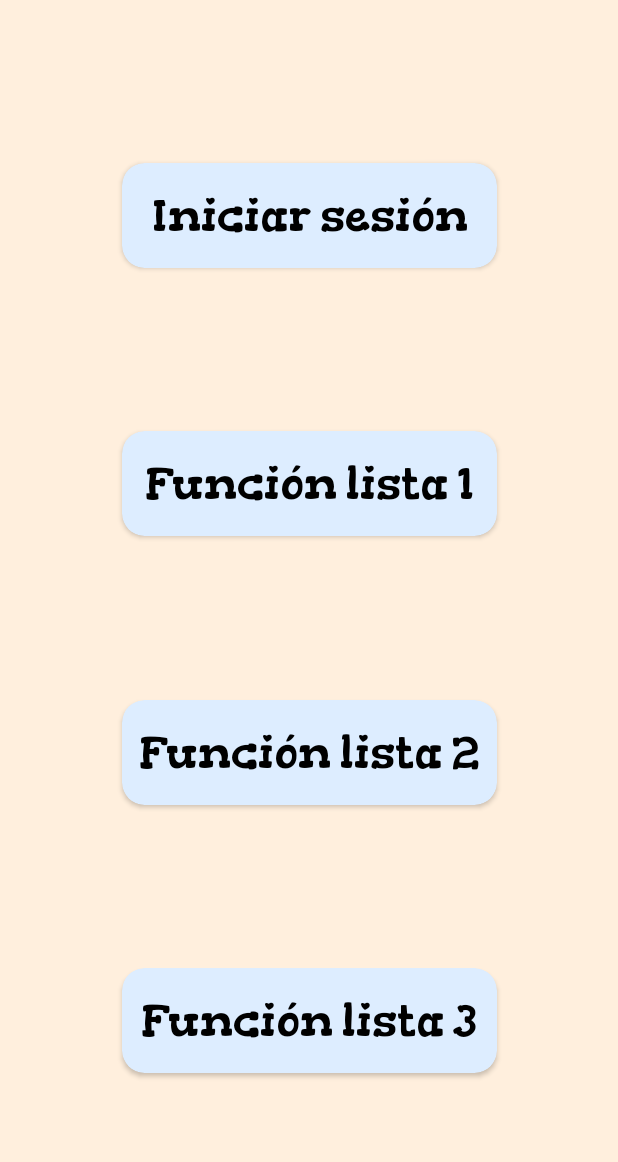
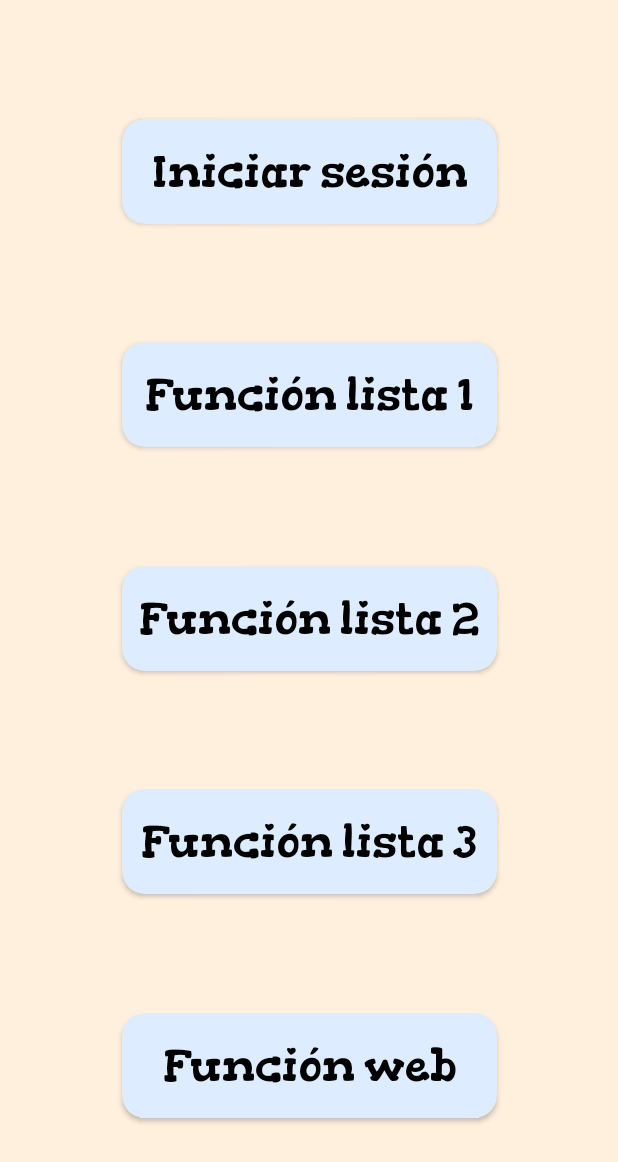
Before and after one commit to alexito8473/TrabajoAndroid, an Android app: the screen it shows after launch (MenuActivity), after a tap on "ACCEDER AL MENU", on a phone screen of 412 x 824 dp. Shown: the top 1162 px of the screen. Run offline under Robolectric (Android 15) with nearby library versions, the phone set to English and light mode, and no system bars; 2 other taps on this screen came first.

```diff
--- a/app/src/main/java/com/example/trabajoandroid/Comida.kt
+++ b/app/src/main/java/com/example/trabajoandroid/Comida.kt
@@ -10,8 +10,8 @@ class Comida : Serializable {
     private var descripcion: String
     private var isBebida: Boolean
     private var isPostre: Boolean
-
-    constructor(nombre: String,tieneCarne: Boolean,imagenComida: Int,precio: Double,descripcion: String,isBebida: Boolean,isPostre: Boolean) {
+    private var videoPath: String
+    constructor(nombre: String,tieneCarne: Boolean,imagenComida: Int,precio: Double,descripcion: String,isBebida: Boolean,isPostre: Boolean,videoPath: String) {
         this.nombre = nombre
         this.tieneCarne=tieneCarne
         this.imagenComida=imagenComida
@@ -19,6 +19,7 @@ class Comida : Serializable {
         this.descripcion=descripcion
         this.isBebida=isBebida
         this.isPostre=isPostre
+        this.videoPath=videoPath
     }
 
     fun getNombre(): String {
--- a/app/src/main/java/com/example/trabajoandroid/ListaComida.kt
+++ b/app/src/main/java/com/example/trabajoandroid/ListaComida.kt
@@ -15,7 +15,8 @@ class ListaComida {
                 12.2,
                 context.getString(string.Descrip_scones),
                 false,
-                false
+                false,
+                "https://media.istockphoto.com/id/1318392281/es/v%C3%ADdeo/scone-integral-en-la-bandeja-para-hornear-listo-para-hornear.mp4?s=mp4-640x640-is&k=20&c=GPTlBSEUgbgplNhoVvFnzGx8BY-G8Wtlxdqr03MufqQ="
             )
         )
         listaTotalComida.add(
@@ -26,7 +27,8 @@ class ListaComida {
                 4.5,
                 context.getString(string.Descrip_superScones),
                 false,
-                false
+                false,
+                "https://media.istockphoto.com/id/976242398/es/v%C3%ADdeo/bollos-con-t%C3%A9-de-la-tarde.mp4?s=mp4-640x640-is&k=20&c=jDVJYfl6flpuNdka0D0VaJVa45T6YdIb8qf-52Ulyls="
             )
         )
         listaTotalComida.add(
@@ -37,7 +39,8 @@ class ListaComida {
                 43.4,
                 context.getString(string.Descrip_carneCruda),
                 false,
-                false
+                false,
+                "https://media.istockphoto.com/id/1320134703/es/v%C3%ADdeo/sazonar-un-filete-de-costilla.mp4?s=mp4-640x640-is&k=20&c=-_0brO4Tiyi3hu0pbEr4V1ccaC0WXicgr41qAxWY3Wg="
             )
         )
         listaTotalComida.add(
@@ -48,7 +51,8 @@ class ListaComida {
                 12.2,
                 context.getString(string.Descrip_Bistek),
                 false,
-                false
+                false,
+                "https://media.istockphoto.com/id/1371167585/es/v%C3%ADdeo/sabrosos-cortes-de-carne.mp4?s=mp4-640x640-is&k=20&c=w1yAXqFGfhw6EBtn4Zv1r2WsD5rAomZ5h5pOejjv2eo="
             )
         )
         listaTotalComida.add(
@@ -59,7 +63,8 @@ class ListaComida {
                 4.6,
                 context.getString(string.Descrip_coccaCola),
                 true,
-                false
+                false,
+                "https://media.istockphoto.com/id/1312124790/es/v%C3%ADdeo/ld-l%C3%ADquido-burbujeante-que-se-vierte-de-una-lata.mp4?s=mp4-640x640-is&k=20&c=LcslHwS7KFih9Og9eJb0yASGCYJg8q7vuwiajCJCaIU="
             )
         )
         listaTotalComida.add(
@@ -70,7 +75,8 @@ class ListaComida {
                 12.4,
                 context.getString(string.Descrip_supDesay),
                 false,
-                false
+                false,
+                "https://media.istockphoto.com/id/1354614128/es/v%C3%ADdeo/desayuno-en-hotel-de-lujo-mesa-llena-de-comida-variada-del-buffet-en-el-complejo-moderno.mp4?s=mp4-640x640-is&k=20&c=geXWZOqJW11qIfIxJorKYbn-Kc6n8v6_x6Ib4W1P35o="
             )
         )
         listaTotalComida.add(
@@ -81,7 +87,8 @@ class ListaComida {
                 6.2,
                 context.getString(string.Descrip_desaCompl),
                 false,
-                false
+                false,
+                "https://media.istockphoto.com/id/929172776/es/v%C3%ADdeo/preparar-el-desayuno.mp4?s=mp4-640x640-is&k=20&c=wBz02J_CsZjojIgYsJJGE3LUuu4XDj_7MQTlNenxbfI="
             )
         )
         listaTotalComida.add(
@@ -92,7 +99,8 @@ class ListaComida {
                 20.2,
                 context.getString(string.Descrip_ojoDeDios),
                 false,
-                false
+                false,
+                "https://media.istockphoto.com/id/114488841/es/v%C3%ADdeo/alimentos-de-desayuno.mp4?s=mp4-640x640-is&k=20&c=4haBRjSaYoGxvr_TVH0lPYMszIgXa4IhvH8P1fudwkQ="
             )
         )
         listaTotalComida.add(
@@ -103,7 +111,8 @@ class ListaComida {
                 12.2,
                 context.getString(string.Descrip_boCar),
                 false,
-                false
+                false,
+                "https://media.istockphoto.com/id/482921500/es/v%C3%ADdeo/pan-de-grosor-de-san-luis-obispo-missouri-bistecs-de-carne-fritos-en-una-sart%C3%A9n.mp4?s=mp4-640x640-is&k=20&c=B97TiI-uIMPadYFDwTpqkEm0ZZuUZp5jQdH9TD13aJM="
             )
         )
         listaTotalComida.add(
@@ -114,7 +123,8 @@ class ListaComida {
                 23.2,
                 context.getString(string.Descrip_algoAzu),
                 false,
-                true
+                true,
+                "https://media.istockphoto.com/id/902250750/es/v%C3%ADdeo/vuelta-de-algod%C3%B3n-de-az%C3%BAcar.mp4?s=mp4-640x640-is&k=20&c=2eUs-KQ0F-MvElY-evU2nmQulq1QzEzWuoEox-Xpd9U="
             )
         )
         listaTotalComida.add(
@@ -125,7 +135,8 @@ class ListaComida {
                 9.5,
                 context.getString(string.Descrip_beQue),
                 false,
-                false
+                false,
+                "https://media.istockphoto.com/id/1219089403/es/v%C3%ADdeo/la-c%C3%A1mara-sigue-a-cocinar-tocino-a-la-parrilla-mu%C3%B1eca-de-tocino-a-c%C3%A1mara-lenta.mp4?s=mp4-640x640-is&k=20&c=l4jvPj8k-tckVEgrJq-s0dwEDH-Tite7QBwLrBBvuDM="
             )
         )
         listaTotalComida.add(
@@ -136,7 +147,8 @@ class ListaComida {
                 23.2,
                 context.getString(string.Descrip_buñuelos),
                 false,
-                false
+                false,
+                "https://media.istockphoto.com/id/1300007856/es/v%C3%ADdeo/castagnole-al-horno-con-az%C3%BAcar-en-polvo-comida-callejera-galletas-redondas-con-az%C3%BAcar-para-el.mp4?s=mp4-640x640-is&k=20&c=8GLXniTM1ICMPdTQTYEgb5uDNv2qVbZod6KTlYZ1vA8="
             )
         )
         listaTotalComida.add(
@@ -147,7 +159,8 @@ class ListaComida {
                 15.2,
                 context.getString(string.Descrip_polPoHec),
                 false,
-                false
+                false,
+                "https://media.istockphoto.com/id/1309071675/es/v%C3%ADdeo/hornear-pollo-y-patatas-en-el-horno.mp4?s=mp4-640x640-is&k=20&c=WDmk4yBtbCfRAv4V0zYOLtcQ6geu2bvR5sQz3-8vKgo="
             )
         )
         listaTotalComida.add(
@@ -158,7 +171,8 @@ class ListaComida {
                 7.6,
                 context.getString(string.Descrip_polFri),
                 false,
-                false
+                false,
+                "https://media.istockphoto.com/id/1130675449/es/v%C3%ADdeo/alitas-de-pollo-fritas-crujientes-muslos-y-piernas-cubiertas-de-salsa-pollo-frito-crujiente.mp4?s=mp4-640x640-is&k=20&c=wN0c3X6JF8yvMxnkQsdbzE-lQb-s-sX1ss_O3A5xJNM="
             )
         )
         listaTotalComida.add(
@@ -169,7 +183,8 @@ class ListaComida {
                 12.6,
                 "tarta de queso",
                 false,
-                true
+                true,
+                "https://media.istockphoto.com/id/1359746755/es/v%C3%ADdeo/una-rebanada-de-tarta-de-queso-de-san-sebasti%C3%A1n-servida-con-un-tenedor.mp4?s=mp4-640x640-is&k=20&c=nymWqPAGydr2HRRiUwnITqfHx0AtoE1JazCsCItWkek="
             )
         )
         listaTotalComida.add(
@@ -180,7 +195,8 @@ class ListaComida {
                 9.34,
                 "helado",
                 false,
-                true
+                true,
+                "https://media.istockphoto.com/id/1350768668/es/v%C3%ADdeo/vista-de-una-persona-caminando-con-helado-toscana-italia.mp4?s=mp4-640x640-is&k=20&c=1KrzRhSFOGDYmEJAP1eGeZFS4h_4Etnic6qkM4PIdg4="
             )
         )
         listaTotalComida.add(
@@ -191,7 +207,8 @@ class ListaComida {
                 11.2,
                 "helado con 3 bolas",
                 false,
-                true
+                true,
+                "https://media.istockphoto.com/id/507565322/es/v%C3%ADdeo/colocar-con-cuchara-de-helado-cornet.mp4?s=mp4-640x640-is&k=20&c=_DKZLz61q_ti1PuDTMpfyPkc8dTQcVChwMcMm8UrmTg="
             )
         )
         listaTotalComida.add(
@@ -202,7 +219,8 @@ class ListaComida {
                 15.99,
                 "helado con 4 bolas",
                 false,
-                true
+                true,
+                "https://media.istockphoto.com/id/485471169/es/v%C3%ADdeo/conos-de-helado.mp4?s=mp4-640x640-is&k=20&c=9vXLnUnTl1MX3kTKcChW-PCs6p4y-oeq_UEh0Vxvexk="
             )
         )
         return listaTotalComida
--- a/app/src/main/java/com/example/trabajoandroid/MenuActivity.kt
+++ b/app/src/main/java/com/example/trabajoandroid/MenuActivity.kt
@@ -10,6 +10,7 @@ class MenuActivity : AppCompatActivity() {
     private lateinit var botonFuncionLista1: CardView
     private lateinit var botonFuncionLista2: CardView
     private lateinit var botonFuncionLista3: CardView
+    private lateinit var botonFuncionWeb: CardView
     override fun onCreate(savedInstanceState: Bundle?) {
         super.onCreate(savedInstanceState)
         setContentView(R.layout.activity_menu)
@@ -22,6 +23,7 @@ class MenuActivity : AppCompatActivity() {
         botonFuncionLista1 = findViewById(R.id.cardMenuFuncionLista)
         botonFuncionLista2 = findViewById(R.id.cardMenuFuncionLista2)
         botonFuncionLista3 = findViewById(R.id.cardMenuFuncionLista3)
+        botonFuncionWeb= findViewById(R.id.cardMenuWeb)
     }
 
     private fun establecerEscucha() {
@@ -36,6 +38,9 @@ class MenuActivity : AppCompatActivity() {
         botonFuncionLista3.setOnClickListener {
             startActivity(Intent(this, FuncionLista3Activity::class.java))
         }
+        botonFuncionWeb.setOnClickListener {
+            startActivity(Intent(this, WebActivity::class.java))
+        }
     }
 
 }
--- a/app/src/main/res/layout/activity_menu.xml
+++ b/app/src/main/res/layout/activity_menu.xml
@@ -74,7 +74,7 @@
         android:layout_height="70dp"
         app:cardBackgroundColor="@color/fondo_complementaro"
         app:cardCornerRadius="15dp"
-        app:layout_constraintBottom_toBottomOf="parent"
+        app:layout_constraintBottom_toTopOf="@+id/cardMenuWeb"
         app:layout_constraintEnd_toEndOf="parent"
         app:layout_constraintStart_toStartOf="parent"
         app:layout_constraintTop_toBottomOf="@+id/cardMenuFuncionLista2">
@@ -88,4 +88,24 @@
             android:textColor="@color/black"
             android:textSize="30sp" />
     </androidx.cardview.widget.CardView>
+    <androidx.cardview.widget.CardView
+        android:id="@+id/cardMenuWeb"
+        android:layout_width="250dp"
+        android:layout_height="70dp"
+        app:cardBackgroundColor="@color/fondo_complementaro"
+        app:cardCornerRadius="15dp"
+        app:layout_constraintBottom_toBottomOf="parent"
+        app:layout_constraintEnd_toEndOf="parent"
+        app:layout_constraintStart_toStartOf="parent"
+        app:layout_constraintTop_toBottomOf="@+id/cardMenuFuncionLista3">
+
+        <TextView
+            android:layout_width="match_parent"
+            android:layout_height="match_parent"
+            android:fontFamily="@font/gordita"
+            android:gravity="center"
+            android:text="@string/FuncionWeb"
+            android:textColor="@color/black"
+            android:textSize="30sp" />
+    </androidx.cardview.widget.CardView>
 </androidx.constraintlayout.widget.ConstraintLayout>
--- a/app/src/main/res/values/strings.xml
+++ b/app/src/main/res/values/strings.xml
@@ -8,6 +8,7 @@
     <string name="FuncionLista1">Función lista 1</string>
     <string name="FuncionLista2">Función lista 2</string>
     <string name="FuncionLista3">Función lista 3</string>
+    <string name="FuncionWeb">Función web</string>
     <string name="Scones">Scones</string>
     <string name="SuperScones">Super scones</string>
     <string name="CarneCruda">Carne cruda</string>
```
Also changed, not shown: app/src/main/AndroidManifest.xml (+9 -0 lines), app/src/main/java/com/example/trabajoandroid/ComidaAdapterV2.kt (added, +25 -0 lines), app/src/main/java/com/example/trabajoandroid/DatoComidaV2Activity.kt (added, +34 -0 lines), app/src/main/java/com/example/trabajoandroid/FuncionLista3Activity.kt (+14 -3 lines), app/src/main/java/com/example/trabajoandroid/WebActivity.kt (added, +19 -0 lines), app/src/main/res/layout/activity_dato_comida_v2.xml (added, +61 -0 lines), app/src/main/res/layout/activity_web.xml (added, +19 -0 lines), app/src/main/res/layout/item_comidav2.xml (+43 -1 lines), app/src/main/res/values/themes.xml (+20 -0 lines), app/src/main/res/xml/network_security_config.xml (added, +9 -0 lines).
